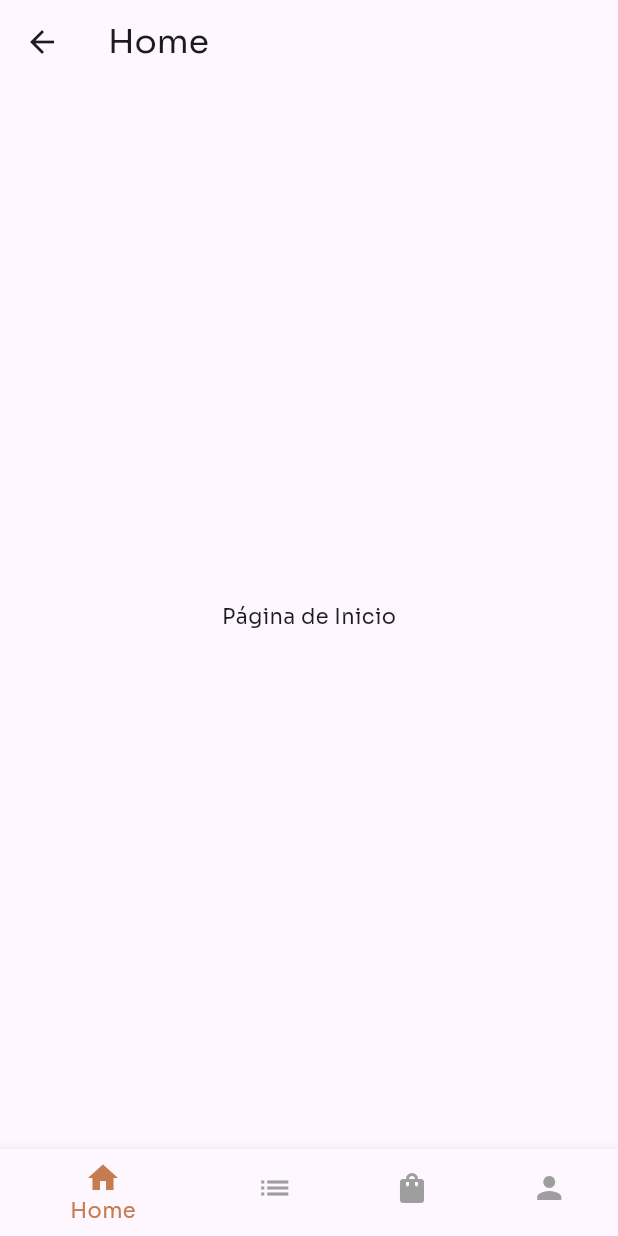
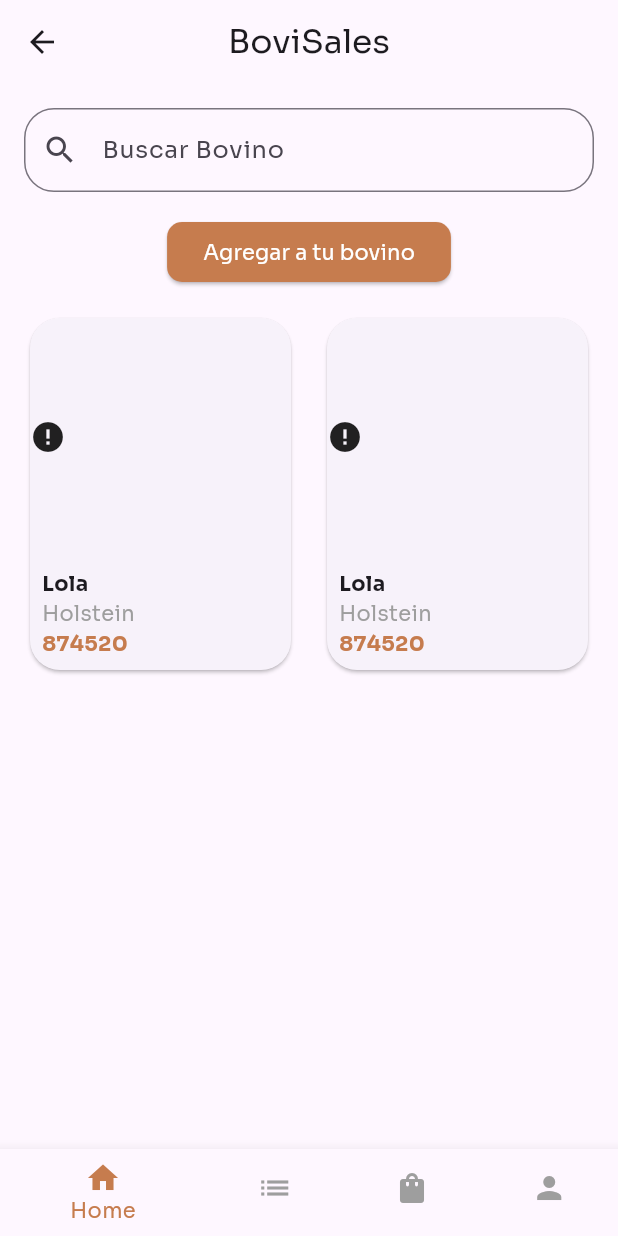
Before and after one commit to MauricioCastillo211106/BoviSales-Mobile, a Flutter app: the HomePage screen opened by its route, on a phone screen of 412 x 824 dp. Run offline on Flutter 3.47's test engine with Material 3 defaults, Android fonts, the light colour scheme and no system bars; our stand-ins replace get, get_storage, image_picker; accounts and stored records are empty; network calls fail.

Commit message:
[feat] Implement navigation and controllers with GetX, design Home interface, and fix navigation issues

```diff
--- /dev/null
+++ b/lib/core/models/bovino_model.dart
@@ -0,0 +1,9 @@
+// lib/core/models/bovino_model.dart
+class Bovino {
+  final String name;
+  final String breed;
+  final int id;
+  final String imageUrl;
+
+  Bovino(this.name, this.breed, this.id, this.imageUrl);
+}
--- a/lib/presentation/bindings/initial_bindings.dart
+++ b/lib/presentation/bindings/initial_bindings.dart
@@ -1,10 +1,14 @@
 import 'package:get/get.dart';
+import '../controllers/home_controller.dart';
+import '../controllers/navigation_controller.dart';
 import '../controllers/signup_controller.dart';
 
 class InitialBindings extends Bindings {
   @override
   void dependencies() {
     // Aquí puedes inicializar dependencias globales
+    Get.lazyPut<NavigationController>(() => NavigationController());
+    Get.lazyPut<HomeController>(() => HomeController());
     Get.put(SignupController(), permanent: true); // Inicializa el controlador de registro
   }
 }
--- /dev/null
+++ b/lib/presentation/controllers/ganado_controller.dart
@@ -0,0 +1,18 @@
+// lib/presentation/controllers/ganado_controller.dart
+import 'package:get/get.dart';
+import '../../core/models/bovino_model.dart';
+
+class GanadoController extends GetxController {
+  var bovinos = <Bovino>[].obs;
+
+  @override
+  void onInit() {
+    super.onInit();
+    // Cargar datos de los bovinos aquí
+    bovinos.addAll([
+      Bovino('Lola', 'Holstein', 874520, 'https://link.to/image1.jpg'),
+      Bovino('Lola', 'Holstein', 874520, 'https://link.to/image2.jpg'),
+      // Agrega más bovinos según sea necesario
+    ]);
+  }
+}
--- /dev/null
+++ b/lib/presentation/controllers/home_controller.dart
@@ -0,0 +1,19 @@
+// lib/presentation/controllers/home_controller.dart
+import 'package:get/get.dart';
+import 'package:bovi_sales/core/models/bovino_model.dart';
+
+class HomeController extends GetxController {
+  var selectedIndex = 0.obs;
+  var bovinos = <Bovino>[].obs;
+
+  @override
+  void onInit() {
+    super.onInit();
+    // Cargar datos de los bovinos aquí
+    bovinos.addAll([
+      Bovino('Lola', 'Holstein', 874520, 'https://link.to/image1.jpg'),
+      Bovino('Lola', 'Holstein', 874520, 'https://link.to/image2.jpg'),
+      // Agrega más bovinos según sea necesario
+    ]);
+  }
+}
--- a/lib/presentation/controllers/login_controller.dart
+++ b/lib/presentation/controllers/login_controller.dart
@@ -67,7 +67,7 @@ class LoginController extends GetxController {
           'image': data['image']
         });
 
-        Get.toNamed('/profile'); // Navegar a la página de perfil
+        Get.toNamed('/home'); // Navegar a la página de perfil
       } else {
         final error = jsonDecode(response.body);
         Get.snackbar('Error', error['message'],
--- /dev/null
+++ b/lib/presentation/controllers/publicaciones_controller.dart
@@ -0,0 +1,18 @@
+// lib/presentation/controllers/publicaciones_controller.dart
+import 'package:get/get.dart';
+import '../../core/models/bovino_model.dart';
+
+class PublicacionesController extends GetxController {
+  var publicaciones = <Bovino>[].obs;
+
+  @override
+  void onInit() {
+    super.onInit();
+    // Cargar datos de las publicaciones aquí
+    publicaciones.addAll([
+      Bovino('Lola', 'Holstein', 874520, 'https://link.to/image1.jpg'),
+      Bovino('Lola', 'Holstein', 874520, 'https://link.to/image2.jpg'),
+      // Agrega más publicaciones según sea necesario
+    ]);
+  }
+}
--- a/lib/presentation/pages/home_page.dart
+++ b/lib/presentation/pages/home_page.dart
@@ -1,34 +1,126 @@
+// lib/presentation/pages/home_page.dart
 import 'package:flutter/material.dart';
 import 'package:get/get.dart';
-import 'package:get/get_core/src/get_main.dart';
-
+import '../controllers/navigation_controller.dart';
+import '../controllers/home_controller.dart';
 import '../widgets/custom_bottom_navigation_bar.dart';
 
 class HomePage extends StatelessWidget {
+  final HomeController homeController = Get.put(HomeController());
+  final NavigationController navigationController = Get.find();
+
   @override
   Widget build(BuildContext context) {
     return Scaffold(
-      appBar: AppBar(title: Text('Home')),
-      body: Center(
-        child: Text('Página de Inicio'),
+      appBar: AppBar(
+        title: Text('BoviSales'),
+        centerTitle: true,
+        backgroundColor: Colors.transparent,
+        elevation: 0,
+      ),
+      body: Column(
+        children: [
+          Padding(
+            padding: const EdgeInsets.all(16.0),
+            child: TextField(
+              decoration: InputDecoration(
+                prefixIcon: Icon(Icons.search),
+                hintText: 'Buscar Bovino',
+                border: OutlineInputBorder(
+                  borderRadius: BorderRadius.circular(20),
+                ),
+              ),
+            ),
+          ),
+          Padding(
+            padding: const EdgeInsets.symmetric(horizontal: 16.0),
+            child: ElevatedButton(
+              onPressed: () {},
+              style: ElevatedButton.styleFrom(
+                backgroundColor: Color(0xFFC67C4E),
+                shape: RoundedRectangleBorder(
+                  borderRadius: BorderRadius.circular(10),
+                ),
+              ),
+              child: Text(
+                'Agregar a tu bovino',
+                style: TextStyle(color: Colors.white),
+              ),
+            ),
+          ),
+          Expanded(
+            child: GridView.builder(
+              padding: const EdgeInsets.all(16.0),
+              gridDelegate: SliverGridDelegateWithFixedCrossAxisCount(
+                crossAxisCount: 2,
+                crossAxisSpacing: 16.0,
+                mainAxisSpacing: 16.0,
+                childAspectRatio: 0.75,
+              ),
+              itemCount: homeController.bovinos.length,
+              itemBuilder: (context, index) {
+                final bovino = homeController.bovinos[index];
+                return Card(
+                  shape: RoundedRectangleBorder(
+                    borderRadius: BorderRadius.circular(20),
+                  ),
+                  child: Column(
+                    crossAxisAlignment: CrossAxisAlignment.start,
+                    children: [
+                      Expanded(
+                        child: ClipRRect(
+                          borderRadius: BorderRadius.vertical(
+                            top: Radius.circular(20),
+                          ),
+                          child: Image.network(
+                            bovino.imageUrl,
+                            width: double.infinity,
+                            fit: BoxFit.cover,
+                            errorBuilder: (context, error, stackTrace) {
+                              return Icon(Icons.error);
+                            },
+                          ),
+                        ),
+                      ),
+                      Padding(
+                        padding: const EdgeInsets.all(8.0),
+                        child: Column(
+                          crossAxisAlignment: CrossAxisAlignment.start,
+                          children: [
+                            Text(
+                              bovino.name,
+                              style: TextStyle(
+                                fontWeight: FontWeight.bold,
+                              ),
+                            ),
+                            Text(
+                              bovino.breed,
+                              style: TextStyle(
+                                color: Colors.grey,
+                              ),
+                            ),
+                            Text(
+                              bovino.id.toString(),
+                              style: TextStyle(
+                                fontWeight: FontWeight.bold,
+                                color: Color(0xFFC67C4E),
+                              ),
+                            ),
+                          ],
+                        ),
+                      ),
+                    ],
+                  ),
+                );
+              },
+            ),
+          ),
+        ],
       ),
       bottomNavigationBar: CustomBottomNavigationBar(
-        selectedIndex: 0,
+        selectedIndex: navigationController.selectedIndex.value,
         onTap: (index) {
-          switch (index) {
-            case 0:
-            // Ya estamos en la página de inicio
-              break;
-            case 1:
-              Get.toNamed('/publicaciones');
-              break;
-            case 2:
-              Get.toNamed('/ganado');
-              break;
-            case 3:
-              Get.toNamed('/profile');
-              break;
-          }
+          navigationController.onItemTapped(index);
         },
       ),
     );
--- a/lib/presentation/pages/login_page.dart
+++ b/lib/presentation/pages/login_page.dart
@@ -9,6 +9,7 @@ class LoginPage extends StatelessWidget {
   Widget build(BuildContext context) {
     return Scaffold(
       appBar: AppBar(
+        automaticallyImplyLeading: false,
         title: Text('Iniciar Sesión'),
         centerTitle: true,
         backgroundColor: Colors.white,
--- a/lib/presentation/pages/signup_page.dart
+++ b/lib/presentation/pages/signup_page.dart
@@ -10,6 +10,7 @@ class SignupPage extends StatelessWidget {
   Widget build(BuildContext context) {
     return Scaffold(
       appBar: AppBar(
+        automaticallyImplyLeading: false,
         title: Text('Crear cuenta'),
         centerTitle: true,
         backgroundColor: Colors.white,
--- a/lib/presentation/widgets/custom_bottom_navigation_bar.dart
+++ b/lib/presentation/widgets/custom_bottom_navigation_bar.dart
@@ -1,5 +1,4 @@
 // lib/presentation/widgets/custom_bottom_navigation_bar.dart
-
 import 'package:flutter/material.dart';
 import 'package:get/get.dart';
 
@@ -7,16 +6,18 @@ class CustomBottomNavigationBar extends StatelessWidget {
   final int selectedIndex;
   final Function(int) onTap;
 
-  CustomBottomNavigationBar({required this.selectedIndex, required this.onTap});
+  CustomBottomNavigationBar({
+    required this.selectedIndex,
+    required this.onTap,
+  });
 
   @override
   Widget build(BuildContext context) {
     return BottomNavigationBar(
       currentIndex: selectedIndex,
       onTap: onTap,
-      selectedItemColor: Color(0xFFC67C4E), // Color para el icono seleccionado
       unselectedItemColor: Colors.grey, // Color para los iconos no seleccionados
-      items: [
+      items: const <BottomNavigationBarItem>[
         BottomNavigationBarItem(
           icon: Icon(Icons.home),
           label: 'Home',
@@ -27,13 +28,14 @@ class CustomBottomNavigationBar extends StatelessWidget {
         ),
         BottomNavigationBarItem(
           icon: Icon(Icons.shopping_bag),
-          label: 'Ganado',
+          label: 'Venta',
         ),
         BottomNavigationBarItem(
           icon: Icon(Icons.person),
           label: 'Perfil',
         ),
       ],
+      selectedItemColor: Color(0xFFC67C4E),
     );
   }
 }
```
Also changed, not shown: lib/main.dart (+6 -13 lines), lib/presentation/bindings/Navigation_Binding.dart (added, +10 -0 lines), lib/presentation/bindings/ganado_binding.dart (added, +10 -0 lines), lib/presentation/bindings/home_binding.dart (added, +10 -0 lines), lib/presentation/bindings/publicaciones_binding.dart (added, +10 -0 lines), lib/presentation/controllers/navigation_controller.dart (added, +26 -0 lines), lib/presentation/pages/ganado_page.dart (+16 -20 lines), lib/presentation/pages/profile_page.dart (+8 -17 lines), lib/presentation/pages/publicaciones_page.dart (+16 -20 lines).
